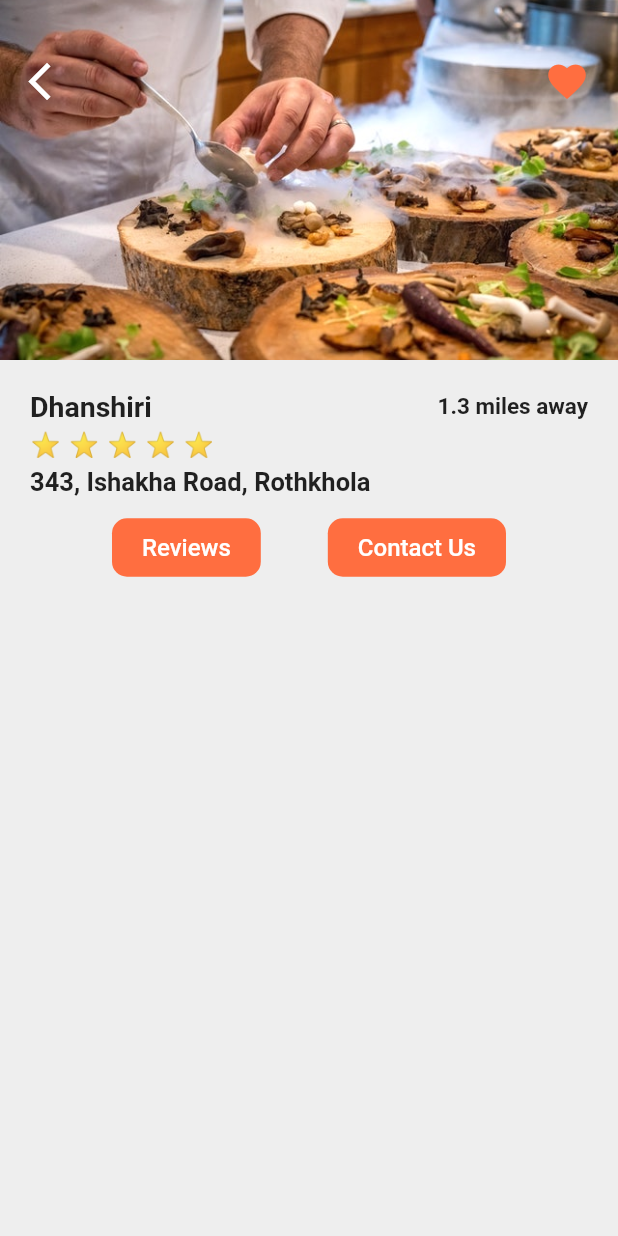
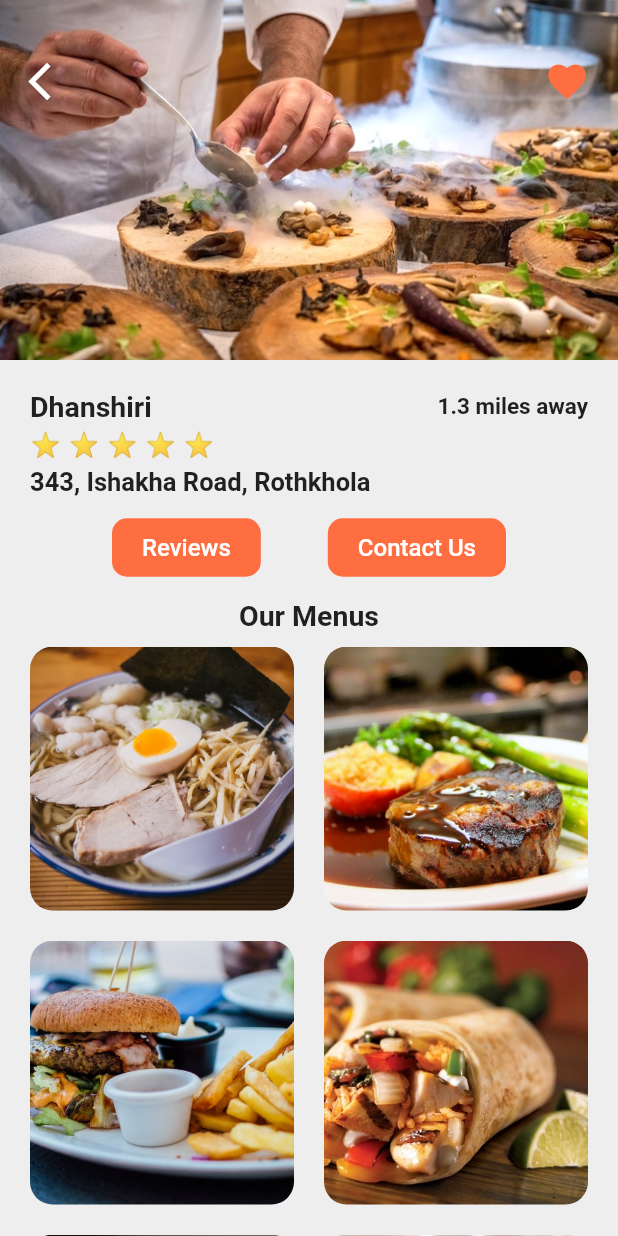
Before and after one commit to Rezuanul-Islam-Fahim/food_delivery_ui, a Flutter app: the screen it shows after launch, after a tap on "Dhanshiri", on a phone screen of 412 x 824 dp. Run offline on Flutter 3.47's test engine with Material 2 defaults, Android fonts, the phone set to English and light mode, and no system bars.

Commit message:
Add restaurant menu's food thumbnail

```diff
--- a/lib/screens/restaurantScreen.dart
+++ b/lib/screens/restaurantScreen.dart
@@ -1,5 +1,6 @@
 import 'package:flutter/material.dart';
 import 'package:food_delivery_ui/models/restaurant.dart';
+import 'package:food_delivery_ui/models/food.dart';
 import 'package:food_delivery_ui/widgets/ratingStars.dart';
 
 class RestaurantScreen extends StatefulWidget {
@@ -12,6 +13,28 @@ class RestaurantScreen extends StatefulWidget {
 }
 
 class _RestaurantScreenState extends State<RestaurantScreen> {
+  _buildMenuItems(Food menuItem) {
+    return Container(
+      margin: EdgeInsets.only(bottom: 20, left: 10, right: 10),
+      decoration: BoxDecoration(
+        borderRadius: BorderRadius.circular(15.0),
+      ),
+      child: Stack(
+        children: <Widget>[
+          Container(
+            decoration: BoxDecoration(
+              borderRadius: BorderRadius.circular(15.0),
+              image: DecorationImage(
+                image: AssetImage(menuItem.imgUrl),
+                fit: BoxFit.cover,
+              ),
+            ),
+          ),
+        ],
+      ),
+    );
+  }
+
   @override
   Widget build(BuildContext context) {
     return Scaffold(
@@ -137,6 +160,21 @@ class _RestaurantScreenState extends State<RestaurantScreen> {
               ],
             ),
           ),
+          Text(
+            'Our Menus',
+            style: TextStyle(fontSize: 19, fontWeight: FontWeight.bold),
+          ),
+          SizedBox(height: 2.0),
+          Expanded(
+            child: GridView.count(
+              padding: EdgeInsets.only(left: 10, right: 10, top: 8.0),
+              crossAxisCount: 2,
+              children:
+                  List.generate(widget.restaurant.foods.length, (int index) {
+                return _buildMenuItems(widget.restaurant.foods[index]);
+              }),
+            ),
+          ),
         ],
       ),
     );
```
